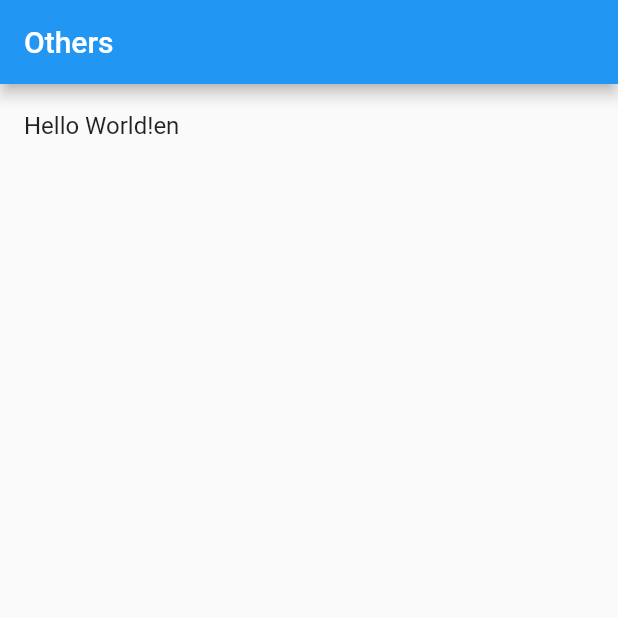
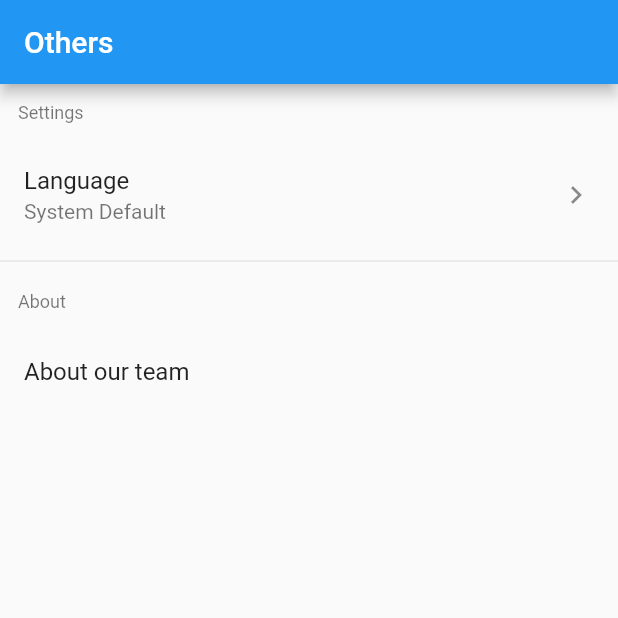
Before and after one commit to Myheartdies/tracubus-client, a Flutter app: the OthersPage screen opened directly, on a phone screen of 412 x 824 dp, the top half of it. Run offline on Flutter 3.47's test engine with Material 2 defaults, Android fonts, the phone set to English and light mode, and no system bars; our stand-ins replace flutter_map, latlong2, location, scrollable_positioned_list, shared_preferences; missing offline and left inert: awesome_select, flutter_client_sse; accounts and stored records are empty; generated files the repository leaves out were written again; network calls fail.

Commit message:
Implement settings screen

```diff
--- a/lib/l10n/app_en.arb
+++ b/lib/l10n/app_en.arb
@@ -1,6 +1,9 @@
 {
-    "helloWorld": "Hello World!",
-    "@helloWorld": {
-      "description": "The conventional newborn programmer greeting"
-    }
+    "systemLanguage": "System Default",
+
+    "others": "Others",
+    "settings": "Settings",
+    "language": "Language",
+    "about": "About",
+    "aboutTeam": "About our team"
 }
--- a/lib/l10n/app_zh.arb
+++ b/lib/l10n/app_zh.arb
@@ -1,3 +1,9 @@
 {
-    "helloWorld": "你好，世界！"
+    "systemLanguage": "系統默認",
+
+    "others": "其他",
+    "settings": "設置",
+    "language": "語言",
+    "about": "關於",
+    "aboutTeam": "關於我們"
 }
--- a/lib/others_page.dart
+++ b/lib/others_page.dart
@@ -1,18 +1,63 @@
 import 'package:flutter_gen/gen_l10n/app_localizations.dart';
 import 'package:flutter/material.dart';
+import 'package:provider/provider.dart';
 import 'about_page.dart';
+import 'settings_model.dart';
 
-class OthersPage extends StatelessWidget {
+class OthersPage extends StatefulWidget {
   const OthersPage({Key? key}) : super(key: key);
 
   @override
+  _OthersPageState createState() => _OthersPageState();
+}
+
+class _OthersPageState extends State<OthersPage> {
+  @override
   Widget build(BuildContext context) {
+    var appLocalizations = AppLocalizations.of(context)!;
+
     return Scaffold(
-      appBar: AppBar(title: const Text('Others')),
-      body: ListView(children: [
+        appBar: AppBar(title: Text(appLocalizations.others)),
+        body: ListView(
+          children: [
+            Container(
+                padding: const EdgeInsets.all(12),
+                child: Text(
+                  appLocalizations.settings,
+                  style: Theme.of(context).textTheme.caption,
+                )),
+            Consumer<SettingsModel>(
+              builder: (context, settingsModel, child) {
+                return ListTile(
+                  title: Text(appLocalizations.language),
+                  subtitle: Text(
+                      LocaleUtil.locale2String(settingsModel.locale) ??
+                          appLocalizations.systemLanguage),
+                  trailing: const Icon(Icons.navigate_next),
+                  onTap: () {
+                    Navigator.push(
+                            context,
+                            MaterialPageRoute(
+                                builder: (context) => LanguagePage(
+                                    selected: settingsModel.locale)))
+                        .then((localeKey) {
+                          if (localeKey != null) {
+                            settingsModel.setLocale(LocaleUtil.key2Locale(localeKey));
+                          }
+                        });
+                  },
+                );
+              },
+            ),
+            const Divider(),
+            Container(
+                padding: const EdgeInsets.all(12),
+                child: Text(
+                  appLocalizations.about,
+                  style: Theme.of(context).textTheme.caption,
+                )),
             ListTile(
-          title: Text(AppLocalizations.of(context)!.helloWorld +
-              AppLocalizations.of(context)!.localeName),
+              title: Text(appLocalizations.aboutTeam),
               onTap: () {
                 Navigator.push(
                   context,
@@ -20,7 +65,77 @@ class OthersPage extends StatelessWidget {
                 );
               },
             )
-      ]),
+          ],
+        ));
+  }
+}
+
+class LanguagePage extends StatelessWidget {
+  final Locale? selected;
+  const LanguagePage({Key? key, this.selected}) : super(key: key);
+
+  @override
+  Widget build(BuildContext context) {
+    var appLocalizations = AppLocalizations.of(context)!;
+
+    var languageChoices = AppLocalizations.supportedLocales
+        .map((locale) => MapEntry(LocaleUtil.locale2Key(locale),
+            LocaleUtil.locale2String(locale) ?? ''))
+        .toList();
+    languageChoices.insert(
+        0, MapEntry('system', appLocalizations.systemLanguage));
+
+    var selectedLocale = selected;
+    var selectedKey = selectedLocale == null
+        ? 'system'
+        : LocaleUtil.locale2Key(selectedLocale);
+
+    return Scaffold(
+      appBar: AppBar(title: Text(appLocalizations.language)),
+      body: ListView(
+        children: [
+          for (var locale in languageChoices)
+            ListTile(
+              leading: selectedKey == locale.key
+                  ? Icon(Icons.radio_button_checked,
+                      color: Theme.of(context).primaryColor)
+                  : Icon(Icons.radio_button_unchecked,
+                      color: Theme.of(context).primaryColor),
+              title: Text(locale.value),
+              onTap: () =>
+                  Navigator.pop(context, locale.key),
+            )
+        ],
+      ),
     );
   }
 }
+
+abstract class LocaleUtil {
+  /// All language names must be defined here.
+  /// Name of default will follow current language settings;
+  /// Other names are specified in their own languages.
+  /// key format: languageCode#countryCode
+  static const _languageNames = {"en#": "English", "zh#": "繁體中文"};
+
+  static String locale2Key(Locale locale) {
+    return locale.languageCode + "#" + (locale.countryCode ?? '');
+  }
+
+  static String? locale2String(Locale? locale) {
+    if (locale == null) {
+      return null;
+    } else {
+      return _languageNames[locale2Key(locale)];
+    }
+  }
+
+  static Locale? key2Locale(String key) {
+    var strs = key.split('#');
+    if (strs.length != 2) {
+      return null;
+    } else {
+      return Locale(strs[0], strs[1] == '' ? null : strs[1]);
+    }
+  }
+}
--- a/pubspec.yaml
+++ b/pubspec.yaml
@@ -55,6 +55,8 @@ dependencies:
 
   intl: ^0.17.0
 
+  shared_preferences: ^2.0.15
+
 dev_dependencies:
   flutter_test:
     sdk: flutter
```
Also changed, not shown: lib/main.dart (+8 -4 lines), lib/settings_model.dart (added, +41 -0 lines), pubspec.lock. Lines whose indentation alone changed are shown as unchanged.
